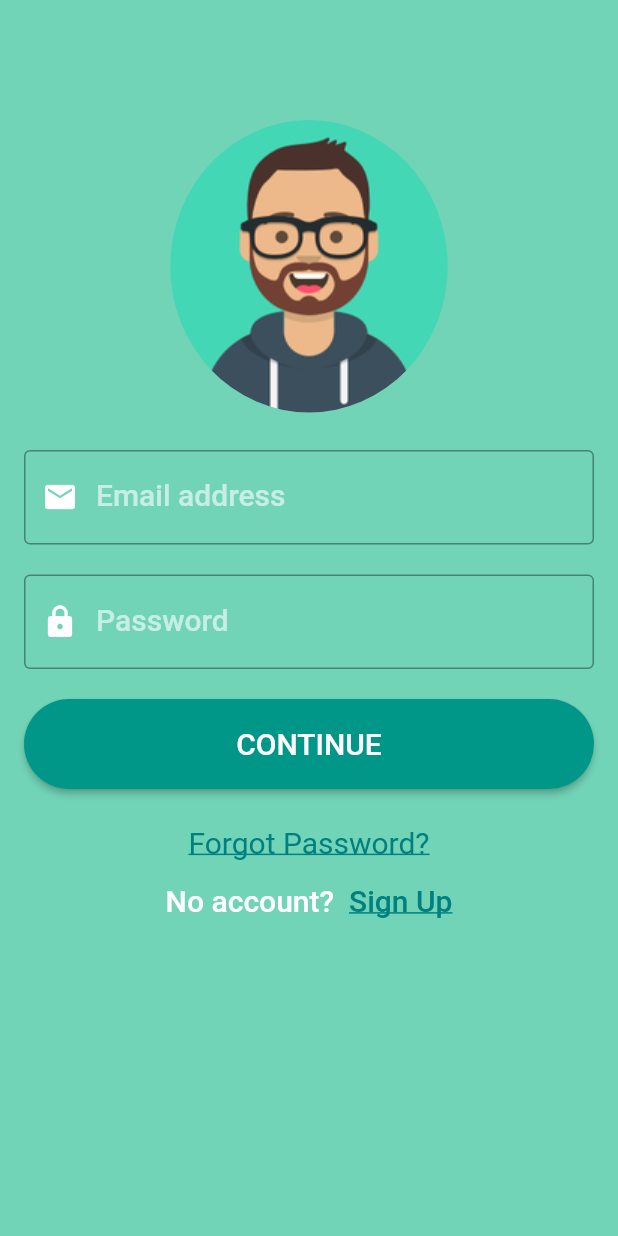
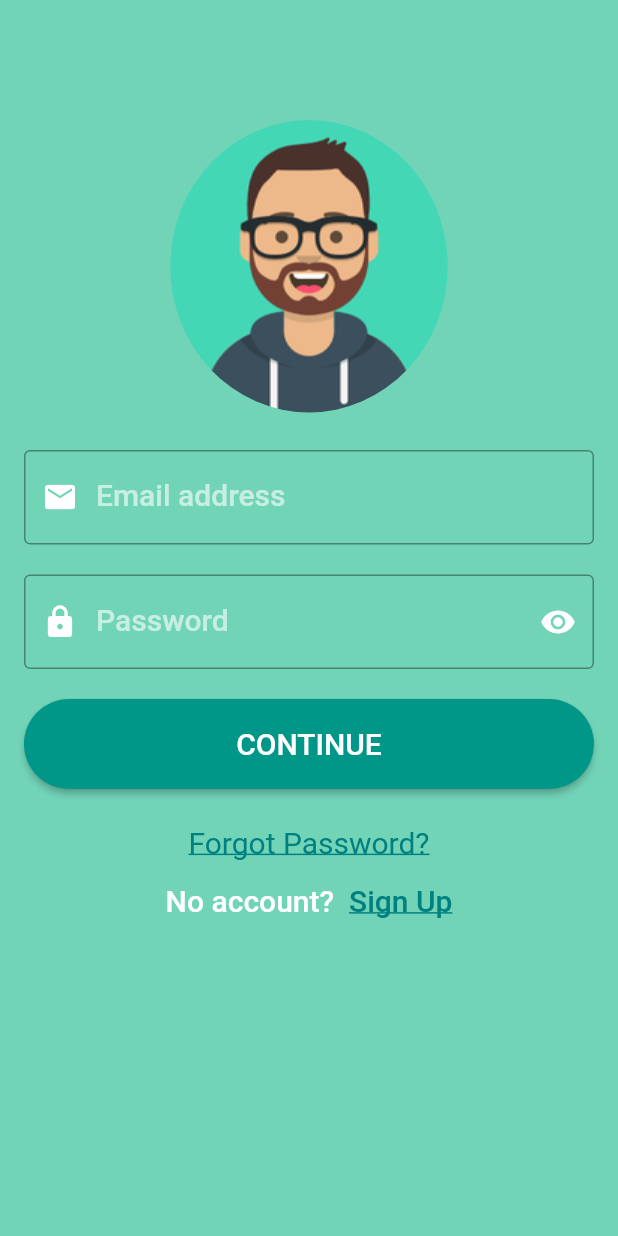
Before and after one commit to Benjamin-Ramage/flutter_fire, a Flutter app: the screen it shows after launch, on a phone screen of 412 x 824 dp. Run offline on Flutter 3.47's test engine with Material 2 defaults, Android fonts, the phone set to English and light mode, and no system bars; our stand-ins replace email_validator, firebase_auth, firebase_core, google_fonts; accounts and stored records are empty.

Commit message:
Added visibility toggle on password textfield.

```diff
--- a/lib/widgets/login_widget.dart
+++ b/lib/widgets/login_widget.dart
@@ -19,6 +19,7 @@ class LoginWidget extends StatefulWidget {
 }
 
 class _LoginWidgetState extends State<LoginWidget> {
+  bool isHidden = false;
   final emailController = TextEditingController();
   final passwordController = TextEditingController();
 
@@ -59,15 +60,19 @@ class _LoginWidgetState extends State<LoginWidget> {
             TextField(
               controller: passwordController,
               textInputAction: TextInputAction.done,
-              obscureText: true,
-              decoration: const InputDecoration(
-                prefixIcon: Icon(
+              obscureText: isHidden,
+              decoration: InputDecoration(
+                prefixIcon: const Icon(
                   Icons.lock,
                   color: Colors.white,
                 ),
+                suffixIcon: IconButton(
+                  onPressed: togglePasswordVisibility,
+                  icon: isHidden ? const Icon(Icons.visibility_off, color: Colors.white) : const Icon(Icons.visibility, color: Colors.white),
+                ),
                 labelText: 'Password',
-                border: OutlineInputBorder(),
-                focusedBorder: OutlineInputBorder(),
+                border: const OutlineInputBorder(),
+                focusedBorder: const OutlineInputBorder(),
               ),
               style: Theme.of(context).textTheme.headline6,
             ),
@@ -123,6 +128,8 @@ class _LoginWidgetState extends State<LoginWidget> {
     ),
   );
 
+  void togglePasswordVisibility() => setState(() => isHidden = !isHidden);
+
   Future signIn() async {
     showDialog(
       context: context,
--- a/lib/widgets/signup_widget.dart
+++ b/lib/widgets/signup_widget.dart
@@ -78,7 +78,6 @@ class _SignUpWidgetState extends State<SignUpWidget> {
                   focusedBorder: OutlineInputBorder(),
                 ),
                 style: Theme.of(context).textTheme.headline6,
-                obscureText: true,
                 autovalidateMode: AutovalidateMode.onUserInteraction,
                 validator: (value) => value != null && value.length < 6
                     ? 'Enter min. 6 characters'
```
